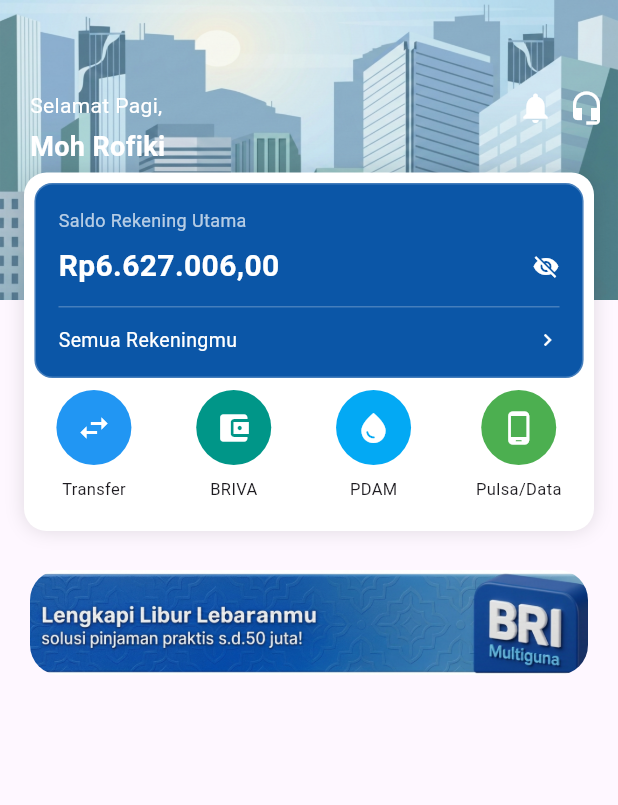
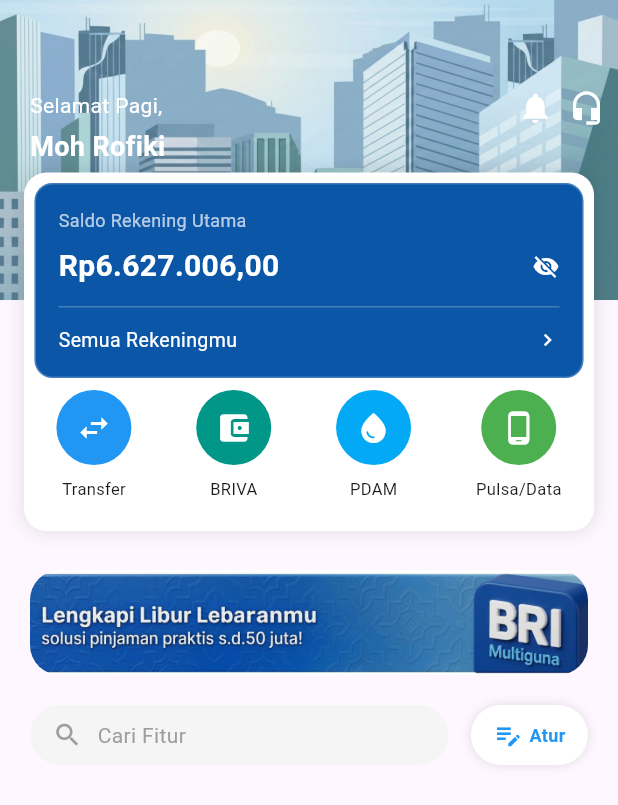
Before and after one commit to fikimlro95-ops/uts-mp-moh-rofiki, a Flutter app: the screen it shows after launch, on a phone screen of 412 x 824 dp. Shown: the top 805 px of the screen. Run offline on Flutter 3.47's test engine with Material 3 defaults, Android fonts, the phone set to English and light mode, and no system bars.

Commit message:
menambahkan cari fitur dan atur

```diff
--- a/lib/main.dart
+++ b/lib/main.dart
@@ -178,6 +178,61 @@
                 ),
               ),
 
+      const SizedBox(height: 20),
+
+      //CARI FITUR DAN ATUR
+      Padding(
+        padding: const EdgeInsets.symmetric(horizontal: 20),
+        child: Row(
+        children: [
+          Expanded(
+          child: Container(
+            padding: const EdgeInsets.symmetric(horizontal: 15, vertical: 10),
+                  decoration: BoxDecoration(
+                    color: Colors.grey[100],
+                    borderRadius: BorderRadius.circular(25),
+                      ),
+                    child: Row(
+                      children: const [
+                         Icon(Icons.search, color: Colors.grey, size: 20),
+                            SizedBox(width: 10),
+                            Text("Cari Fitur", style: TextStyle(color: Colors.grey)),
+                          ],
+                        ),
+                      ),
+                    ),
+
+        const SizedBox(width: 15),
+
+        Container(
+          padding: const EdgeInsets.symmetric(horizontal: 15, vertical: 10),
+          decoration: BoxDecoration(
+          color: Colors.white,
+          borderRadius: BorderRadius.circular(25),
+          boxShadow: const [
+          BoxShadow(
+          color: Colors.black12,blurRadius: 5,
+                 ),
+              ],
+           ),
+          child: Row(
+          children: const [
+          Icon(Icons.edit_note, color: Colors.blue, size: 20),
+          SizedBox(width: 4),
+            Text(
+             "Atur",
+              style: TextStyle(
+                  color: Colors.blue,
+                    fontSize: 12,
+                    fontWeight: FontWeight.bold,
+                            ),
+                          ),
+                        ],
+                      ),
+                    ),
+                  ],
+                ),
+              ),
           ],
 
 
```
